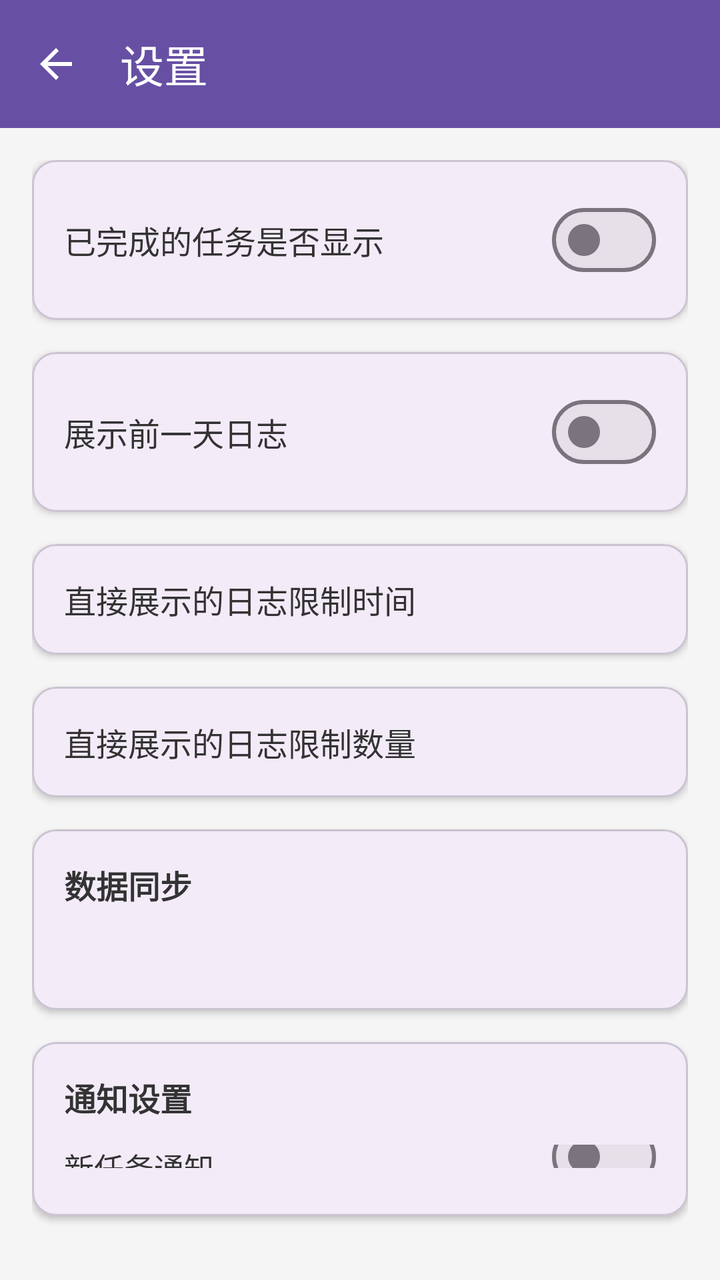
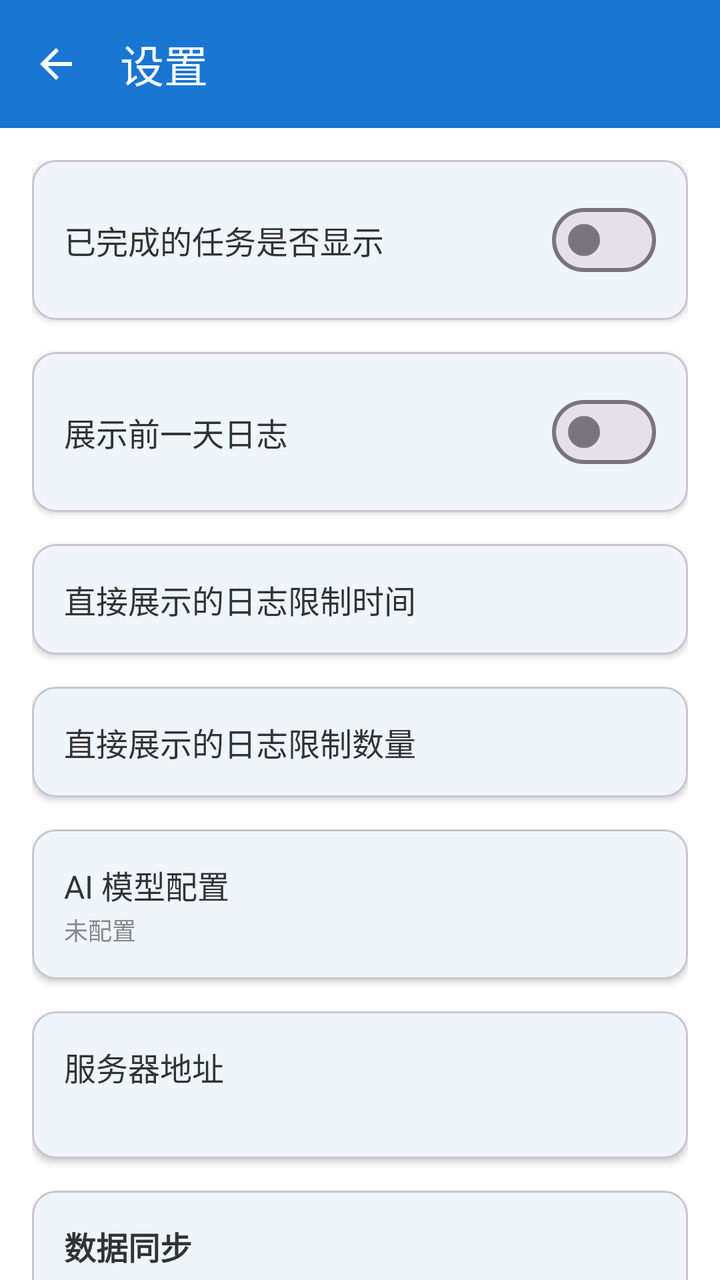

Two renders of the same Android screen: before a commit and after it. Below are the layout's source before the change and the commit's diff.
<!-- AndroidManifest.xml: application theme Theme.Project_Pandora -->
<!-- res/layout/activity_settings.xml -->
<?xml version="1.0" encoding="utf-8"?>
<layout xmlns:android="http://schemas.android.com/apk/res/android"
    xmlns:app="http://schemas.android.com/apk/res-auto">

    <data>

    </data>

    <androidx.constraintlayout.widget.ConstraintLayout
        android:layout_width="match_parent"
        android:layout_height="match_parent"
        android:background="#F5F5F5">

        <com.google.android.material.appbar.MaterialToolbar
            android:id="@+id/toolbar"
            android:layout_width="match_parent"
            android:layout_height="wrap_content"
            android:background="?attr/colorPrimary"
            app:title="设置"
            app:titleTextColor="@android:color/white"
            app:navigationIcon="@drawable/ic_back"
            app:layout_constraintTop_toTopOf="parent" />

        <LinearLayout
            android:layout_width="match_parent"
            android:layout_height="0dp"
            android:orientation="vertical"
            android:padding="16dp"
            app:layout_constraintTop_toBottomOf="@id/toolbar"
            app:layout_constraintBottom_toBottomOf="parent">

            <com.google.android.material.card.MaterialCardView
                android:layout_width="match_parent"
                android:layout_height="wrap_content"
                android:layout_marginBottom="16dp"
                app:cardCornerRadius="12dp"
                app:cardElevation="2dp">

                <LinearLayout
                    android:layout_width="match_parent"
                    android:layout_height="wrap_content"
                    android:orientation="horizontal"
                    android:gravity="center_vertical"
                    android:padding="16dp">

                    <TextView
                        android:layout_width="0dp"
                        android:layout_height="wrap_content"
                        android:layout_weight="1"
                        android:text="已完成的任务是否显示"
                        android:textSize="16sp"
                        android:textColor="#333333" />

                    <com.google.android.material.materialswitch.MaterialSwitch
                        android:id="@+id/switch_show_completed"
                        android:layout_width="wrap_content"
                        android:layout_height="wrap_content" />

                </LinearLayout>
            </com.google.android.material.card.MaterialCardView>

            <com.google.android.material.card.MaterialCardView
                android:layout_width="match_parent"
                android:layout_height="wrap_content"
                android:layout_marginBottom="16dp"
                app:cardCornerRadius="12dp"
                app:cardElevation="2dp">

                <LinearLayout
                    android:layout_width="match_parent"
                    android:layout_height="wrap_content"
                    android:orientation="horizontal"
                    android:gravity="center_vertical"
                    android:padding="16dp">

                    <TextView
                        android:layout_width="0dp"
                        android:layout_height="wrap_content"
                        android:layout_weight="1"
                        android:text="展示前一天日志"
                        android:textSize="16sp"
                        android:textColor="#333333" />

                    <com.google.android.material.materialswitch.MaterialSwitch
                        android:id="@+id/switch_show_yesterday_log"
                        android:layout_width="wrap_content"
                        android:layout_height="wrap_content" />

                </LinearLayout>
            </com.google.android.material.card.MaterialCardView>

            <com.google.android.material.card.MaterialCardView
                android:id="@+id/card_log_time_limit"
                android:layout_width="match_parent"
                android:layout_height="wrap_content"
                android:layout_marginBottom="16dp"
                app:cardCornerRadius="12dp"
                app:cardElevation="2dp">

                <LinearLayout
                    android:layout_width="match_parent"
                    android:layout_height="wrap_content"
                    android:orientation="horizontal"
                    android:gravity="center_vertical"
                    android:padding="16dp">

                    <TextView
                        android:layout_width="0dp"
                        android:layout_height="wrap_content"
                        android:layout_weight="1"
                        android:text="直接展示的日志限制时间"
                        android:textSize="16sp"
                        android:textColor="#333333" />

                    <TextView
                        android:id="@+id/text_log_time_limit_value"
                        android:layout_width="wrap_content"
                        android:layout_height="wrap_content"
                        android:textSize="16sp"
                        android:textColor="#666666" />

                </LinearLayout>
            </com.google.android.material.card.MaterialCardView>

            <com.google.android.material.card.MaterialCardView
                android:id="@+id/card_log_count_limit"
                android:layout_width="match_parent"
                android:layout_height="wrap_content"
                android:layout_marginBottom="16dp"
                app:cardCornerRadius="12dp"
                app:cardElevation="2dp">

                <LinearLayout
                    android:layout_width="match_parent"
                    android:layout_height="wrap_content"
                    android:orientation="horizontal"
                    android:gravity="center_vertical"
                    android:padding="16dp">

                    <TextView
                        android:layout_width="0dp"
                        android:layout_height="wrap_content"
                        android:layout_weight="1"
                        android:text="直接展示的日志限制数量"
                        android:textSize="16sp"
                        android:textColor="#333333" />

                    <TextView
                        android:id="@+id/text_log_count_limit_value"
                        android:layout_width="wrap_content"
                        android:layout_height="wrap_content"
                        android:textSize="16sp"
                        android:textColor="#666666" />

                </LinearLayout>
            </com.google.android.material.card.MaterialCardView>

            <com.google.android.material.card.MaterialCardView
                android:id="@+id/card_sync"
                android:layout_width="match_parent"
                android:layout_height="wrap_content"
                android:layout_marginBottom="16dp"
                app:cardCornerRadius="12dp"
                app:cardElevation="2dp">

                <LinearLayout
                    android:layout_width="match_parent"
                    android:layout_height="wrap_content"
                    android:orientation="vertical"
                    android:padding="16dp">

                    <TextView
                        android:layout_width="match_parent"
                        android:layout_height="wrap_content"
                        android:text="数据同步"
                        android:textSize="16sp"
                        android:textColor="#333333"
                        android:textStyle="bold"
                        android:layout_marginBottom="8dp" />

                    <TextView
                        android:id="@+id/text_sync_status"
                        android:layout_width="match_parent"
                        android:layout_height="wrap_content"
                        android:textSize="14sp"
                        android:textColor="#666666"
                        android:layout_marginBottom="8dp" />

                    <TextView
                        android:id="@+id/text_sync_progress"
                        android:layout_width="match_parent"
                        android:layout_height="wrap_content"
                        android:textSize="14sp"
                        android:textColor="#666666"
                        android:layout_marginBottom="8dp"
                        android:visibility="gone" />

                    <com.google.android.material.button.MaterialButton
                        android:id="@+id/btn_resync"
                        android:layout_width="match_parent"
                        android:layout_height="wrap_content"
                        android:text="重新同步"
                        android:visibility="gone" />

                </LinearLayout>
            </com.google.android.material.card.MaterialCardView>

            
            <com.google.android.material.card.MaterialCardView
                android:layout_width="match_parent"
                android:layout_height="wrap_content"
                android:layout_marginBottom="16dp"
                app:cardCornerRadius="12dp"
                app:cardElevation="2dp">

                <LinearLayout
                    android:layout_width="match_parent"
                    android:layout_height="wrap_content"
                    android:orientation="vertical"
                    android:padding="16dp">

                    <TextView
                        android:layout_width="match_parent"
                        android:layout_height="wrap_content"
                        android:text="通知设置"
                        android:textSize="16sp"
                        android:textColor="#333333"
                        android:textStyle="bold"
                        android:layout_marginBottom="12dp" />

                    <LinearLayout
                        android:layout_width="match_parent"
                        android:layout_height="wrap_content"
                        android:orientation="horizontal"
                        android:gravity="center_vertical"
                        android:layout_marginBottom="8dp">

                        <TextView
                            android:layout_width="0dp"
                            android:layout_height="wrap_content"
                            android:layout_weight="1"
                            android:text="新任务通知"
                            android:textSize="15sp"
                            android:textColor="#333333" />

                        <com.google.android.material.materialswitch.MaterialSwitch
                            android:id="@+id/switch_notif_new_task"
                            android:layout_width="wrap_content"
                            android:layout_height="wrap_content" />

                    </LinearLayout>

                    <LinearLayout
                        android:layout_width="match_parent"
                        android:layout_height="wrap_content"
                        android:orientation="horizontal"
                        android:gravity="center_vertical"
                        android:layout_marginBottom="8dp">

                        <TextView
                            android:layout_width="0dp"
                            android:layout_height="wrap_content"
                            android:layout_weight="1"
                            android:text="任务完成通知"
                            android:textSize="15sp"
                            android:textColor="#333333" />

                        <com.google.android.material.materialswitch.MaterialSwitch
                            android:id="@+id/switch_notif_status_change"
                            android:layout_width="wrap_content"
                            android:layout_height="wrap_content" />

                    </LinearLayout>

                    <LinearLayout
                        android:layout_width="match_parent"
                        android:layout_height="wrap_content"
                        android:orientation="horizontal"
                        android:gravity="center_vertical"
                        android:layout_marginBottom="8dp">

                        <TextView
                            android:layout_width="0dp"
                            android:layout_height="wrap_content"
                            android:layout_weight="1"
                            android:text="下属完成日志通知"
                            android:textSize="15sp"
                            android:textColor="#333333" />

                        <com.google.android.material.materialswitch.MaterialSwitch
                            android:id="@+id/switch_notif_log_completed"
                            android:layout_width="wrap_content"
                            android:layout_height="wrap_content" />

                    </LinearLayout>

                    <LinearLayout
                        android:layout_width="match_parent"
                        android:layout_height="wrap_content"
                        android:orientation="horizontal"
                        android:gravity="center_vertical"
                        android:layout_marginBottom="8dp">

                        <TextView
                            android:layout_width="0dp"
                            android:layout_height="wrap_content"
                            android:layout_weight="1"
                            android:text="十大任务派发变更通知"
                            android:textSize="15sp"
                            android:textColor="#333333" />

                        <com.google.android.material.materialswitch.MaterialSwitch
                            android:id="@+id/switch_notif_top10_dispatch"
                            android:layout_width="wrap_content"
                            android:layout_height="wrap_content" />

                    </LinearLayout>

                    <LinearLayout
                        android:layout_width="match_parent"
                        android:layout_height="wrap_content"
                        android:orientation="horizontal"
                        android:gravity="center_vertical">

                        <TextView
                            android:layout_width="0dp"
                            android:layout_height="wrap_content"
                            android:layout_weight="1"
                            android:text="十大重要事项变更通知"
                            android:textSize="15sp"
                            android:textColor="#333333" />

                        <com.google.android.material.materialswitch.MaterialSwitch
                            android:id="@+id/switch_notif_top10_important"
                            android:layout_width="wrap_content"
                            android:layout_height="wrap_content" />

                    </LinearLayout>

                </LinearLayout>
            </com.google.android.material.card.MaterialCardView>

        </LinearLayout>

    </androidx.constraintlayout.widget.ConstraintLayout>
</layout>
<!-- resources referenced by this layout -->
<resources>
  <!-- drawable ic_back (drawable) -->
  <vector xmlns:android="http://schemas.android.com/apk/res/android"
      android:width="24dp"
      android:height="24dp"
      android:viewportWidth="24"
      android:viewportHeight="24"
      android:tint="?attr/colorOnPrimary">
      <path
          android:fillColor="@android:color/white"
          android:pathData="M20,11H7.83l5.59,-5.59L12,4l-8,8 8,8 1.41,-1.41L7.83,13H20v-2z" />
  </vector>
  <style name="Theme.Project_Pandora" parent="Base.Theme.Project_Pandora" />
  <style name="Base.Theme.Project_Pandora" parent="Theme.Material3.DayNight.NoActionBar">
          
          
      </style>
</resources>

<!-- the commit's change to res/layout/activity_settings.xml (unified diff, before → after) -->
@@ -9,7 +9,7 @@
     <androidx.constraintlayout.widget.ConstraintLayout
         android:layout_width="match_parent"
         android:layout_height="match_parent"
-        android:background="#F5F5F5">
+        android:background="@color/color_bg_page">
 
         <com.google.android.material.appbar.MaterialToolbar
             android:id="@+id/toolbar"
@@ -21,14 +21,21 @@
             app:navigationIcon="@drawable/ic_back"
             app:layout_constraintTop_toTopOf="parent" />
 
-        <LinearLayout
+        
+        <ScrollView
             android:layout_width="match_parent"
             android:layout_height="0dp"
-            android:orientation="vertical"
-            android:padding="16dp"
+            android:fillViewport="true"
+            android:scrollbars="none"
             app:layout_constraintTop_toBottomOf="@id/toolbar"
             app:layout_constraintBottom_toBottomOf="parent">
 
+            <LinearLayout
+                android:layout_width="match_parent"
+                android:layout_height="wrap_content"
+                android:orientation="vertical"
+                android:padding="16dp">
+
             <com.google.android.material.card.MaterialCardView
                 android:layout_width="match_parent"
                 android:layout_height="wrap_content"
@@ -49,7 +56,7 @@
                         android:layout_weight="1"
                         android:text="已完成的任务是否显示"
                         android:textSize="16sp"
-                        android:textColor="#333333" />
+                        android:textColor="@color/color_text_primary" />
 
                     <com.google.android.material.materialswitch.MaterialSwitch
                         android:id="@+id/switch_show_completed"
@@ -79,7 +86,7 @@
                         android:layout_weight="1"
                         android:text="展示前一天日志"
                         android:textSize="16sp"
-                        android:textColor="#333333" />
+                        android:textColor="@color/color_text_primary" />
 
                     <com.google.android.material.materialswitch.MaterialSwitch
                         android:id="@+id/switch_show_yesterday_log"
@@ -110,14 +117,14 @@
                         android:layout_weight="1"
                         android:text="直接展示的日志限制时间"
                         android:textSize="16sp"
-                        android:textColor="#333333" />
+                        android:textColor="@color/color_text_primary" />
 
                     <TextView
                         android:id="@+id/text_log_time_limit_value"
                         android:layout_width="wrap_content"
                         android:layout_height="wrap_content"
                         android:textSize="16sp"
-                        android:textColor="#666666" />
+                        android:textColor="@color/color_text_secondary" />
 
                 </LinearLayout>
             </com.google.android.material.card.MaterialCardView>
@@ -143,14 +150,98 @@
                         android:layout_weight="1"
                         android:text="直接展示的日志限制数量"
                         android:textSize="16sp"
-                        android:textColor="#333333" />
+                        android:textColor="@color/color_text_primary" />
 
                     <TextView
                         android:id="@+id/text_log_count_limit_value"
                         android:layout_width="wrap_content"
                         android:layout_height="wrap_content"
                         android:textSize="16sp"
-                        android:textColor="#666666" />
+                        android:textColor="@color/color_text_secondary" />
+
+                </LinearLayout>
+            </com.google.android.material.card.MaterialCardView>
+
+            <com.google.android.material.card.MaterialCardView
+                android:id="@+id/card_ai_config"
+                android:layout_width="match_parent"
+                android:layout_height="wrap_content"
+                android:layout_marginBottom="16dp"
+                app:cardCornerRadius="12dp"
+                app:cardElevation="2dp">
+
+                <LinearLayout
+                    android:layout_width="match_parent"
+                    android:layout_height="wrap_content"
+                    android:orientation="horizontal"
+                    android:gravity="center_vertical"
+                    android:padding="16dp">
+
+                    <LinearLayout
+                        android:layout_width="0dp"
+                        android:layout_height="wrap_content"
+                        android:orientation="vertical"
+                        android:layout_weight="1">
+
+                        <TextView
+                            android:layout_width="match_parent"
+                            android:layout_height="wrap_content"
+                            android:text="AI 模型配置"
+                            android:textSize="16sp"
+                            android:textColor="@color/color_text_primary" />
+
+                        <TextView
+                            android:id="@+id/text_ai_config_summary"
+                            android:layout_width="match_parent"
+                            android:layout_height="wrap_content"
+                            android:layout_marginTop="2dp"
+                            android:text="未配置"
+                            android:textSize="12sp"
+                            android:textColor="@color/color_text_secondary" />
+
+                    </LinearLayout>
+
+                </LinearLayout>
+            </com.google.android.material.card.MaterialCardView>
+
+            
+            <com.google.android.material.card.MaterialCardView
+                android:id="@+id/card_server_config"
+                android:layout_width="match_parent"
+                android:layout_height="wrap_content"
+                android:layout_marginBottom="16dp"
+                app:cardCornerRadius="12dp"
+                app:cardElevation="2dp">
+
+                <LinearLayout
+                    android:layout_width="match_parent"
+                    android:layout_height="wrap_content"
+                    android:orientation="horizontal"
+                    android:gravity="center_vertical"
+                    android:padding="16dp">
+
+                    <LinearLayout
+                        android:layout_width="0dp"
+                        android:layout_height="wrap_content"
+                        android:orientation="vertical"
+                        android:layout_weight="1">
+
+                        <TextView
+                            android:layout_width="match_parent"
+                            android:layout_height="wrap_content"
+                            android:text="@string/settings_server_card_title"
+                            android:textSize="16sp"
+                            android:textColor="@color/color_text_primary" />
+
+                        <TextView
+                            android:id="@+id/text_server_summary"
+                            android:layout_width="match_parent"
+                            android:layout_height="wrap_content"
+                            android:layout_marginTop="2dp"
+                            android:textSize="12sp"
+                            android:textColor="@color/color_text_secondary" />
+
+                    </LinearLayout>
 
                 </LinearLayout>
             </com.google.android.material.card.MaterialCardView>
@@ -174,7 +265,7 @@
                         android:layout_height="wrap_content"
                         android:text="数据同步"
                         android:textSize="16sp"
-                        android:textColor="#333333"
+                        android:textColor="@color/color_text_primary"
                         android:textStyle="bold"
                         android:layout_marginBottom="8dp" />
 
@@ -183,7 +274,7 @@
                         android:layout_width="match_parent"
                         android:layout_height="wrap_content"
                         android:textSize="14sp"
-                        android:textColor="#666666"
+                        android:textColor="@color/color_text_secondary"
                         android:layout_marginBottom="8dp" />
 
                     <TextView
@@ -191,7 +282,7 @@
                         android:layout_width="match_parent"
                         android:layout_height="wrap_content"
                         android:textSize="14sp"
-                        android:textColor="#666666"
+                        android:textColor="@color/color_text_secondary"
                         android:layout_marginBottom="8dp"
                         android:visibility="gone" />
 
@@ -224,7 +315,7 @@
                         android:layout_height="wrap_content"
                         android:text="通知设置"
                         android:textSize="16sp"
-                        android:textColor="#333333"
+                        android:textColor="@color/color_text_primary"
                         android:textStyle="bold"
                         android:layout_marginBottom="12dp" />
 
@@ -241,7 +332,7 @@
                             android:layout_weight="1"
                             android:text="新任务通知"
                             android:textSize="15sp"
-                            android:textColor="#333333" />
+                            android:textColor="@color/color_text_primary" />
 
                         <com.google.android.material.materialswitch.MaterialSwitch
                             android:id="@+id/switch_notif_new_task"
@@ -263,7 +354,7 @@
                             android:layout_weight="1"
                             android:text="任务完成通知"
                             android:textSize="15sp"
-                            android:textColor="#333333" />
+                            android:textColor="@color/color_text_primary" />
 
                         <com.google.android.material.materialswitch.MaterialSwitch
                             android:id="@+id/switch_notif_status_change"
@@ -285,7 +376,7 @@
                             android:layout_weight="1"
                             android:text="下属完成日志通知"
                             android:textSize="15sp"
-                            android:textColor="#333333" />
+                            android:textColor="@color/color_text_primary" />
 
                         <com.google.android.material.materialswitch.MaterialSwitch
                             android:id="@+id/switch_notif_log_completed"
@@ -307,7 +398,7 @@
                             android:layout_weight="1"
                             android:text="十大任务派发变更通知"
                             android:textSize="15sp"
-                            android:textColor="#333333" />
+                            android:textColor="@color/color_text_primary" />
 
                         <com.google.android.material.materialswitch.MaterialSwitch
                             android:id="@+id/switch_notif_top10_dispatch"
@@ -328,7 +419,7 @@
                             android:layout_weight="1"
                             android:text="十大重要事项变更通知"
                             android:textSize="15sp"
-                            android:textColor="#333333" />
+                            android:textColor="@color/color_text_primary" />
 
                         <com.google.android.material.materialswitch.MaterialSwitch
                             android:id="@+id/switch_notif_top10_important"
@@ -340,7 +431,8 @@
                 </LinearLayout>
             </com.google.android.material.card.MaterialCardView>
 
-        </LinearLayout>
+            </LinearLayout>
+        </ScrollView>
 
     </androidx.constraintlayout.widget.ConstraintLayout>
 </layout>
<!-- resource entries referenced after the edit -->
@@ -1,5 +1,8 @@
 <!-- resources referenced by this layout -->
 <resources>
+  <color name="color_bg_page">#FFFFFFFF</color>
+  <color name="color_text_primary">#FF333333</color>
+  <color name="color_text_secondary">#FF888888</color>
   <!-- drawable ic_back (drawable) -->
   <vector xmlns:android="http://schemas.android.com/apk/res/android"
       android:width="24dp"
@@ -11,10 +14,20 @@
           android:fillColor="@android:color/white"
           android:pathData="M20,11H7.83l5.59,-5.59L12,4l-8,8 8,8 1.41,-1.41L7.83,13H20v-2z" />
   </vector>
+  <string name="settings_server_card_title">服务器地址</string>
   <style name="Theme.Project_Pandora" parent="Base.Theme.Project_Pandora" />
   <style name="Base.Theme.Project_Pandora" parent="Theme.Material3.DayNight.NoActionBar">
           
-          
+          <item name="colorPrimary">@color/color_calendar_today</item>
+          <item name="colorOnPrimary">@color/white</item>
+          <item name="colorSurface">@color/color_bg_page</item>
+          <item name="colorOnSurface">@color/color_text_primary</item>
+          <item name="colorOnSurfaceVariant">@color/color_text_secondary</item>
+          <item name="android:colorBackground">@color/color_bg_page</item>
+          <item name="android:textColorPrimary">@color/color_text_primary</item>
+          <item name="android:textColorSecondary">@color/color_text_secondary</item>
       </style>
+  <color name="color_calendar_today">#FF1976D2</color>
+  <color name="white">#FFFFFFFF</color>
 </resources>
 
